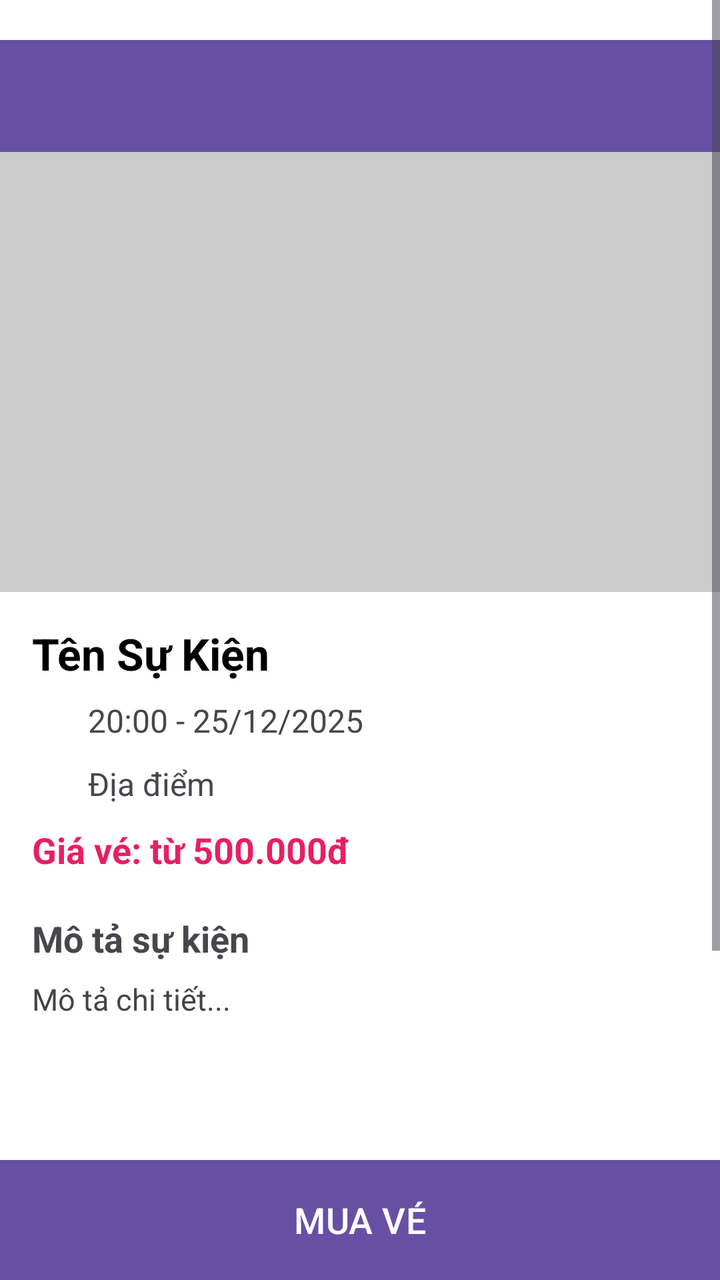
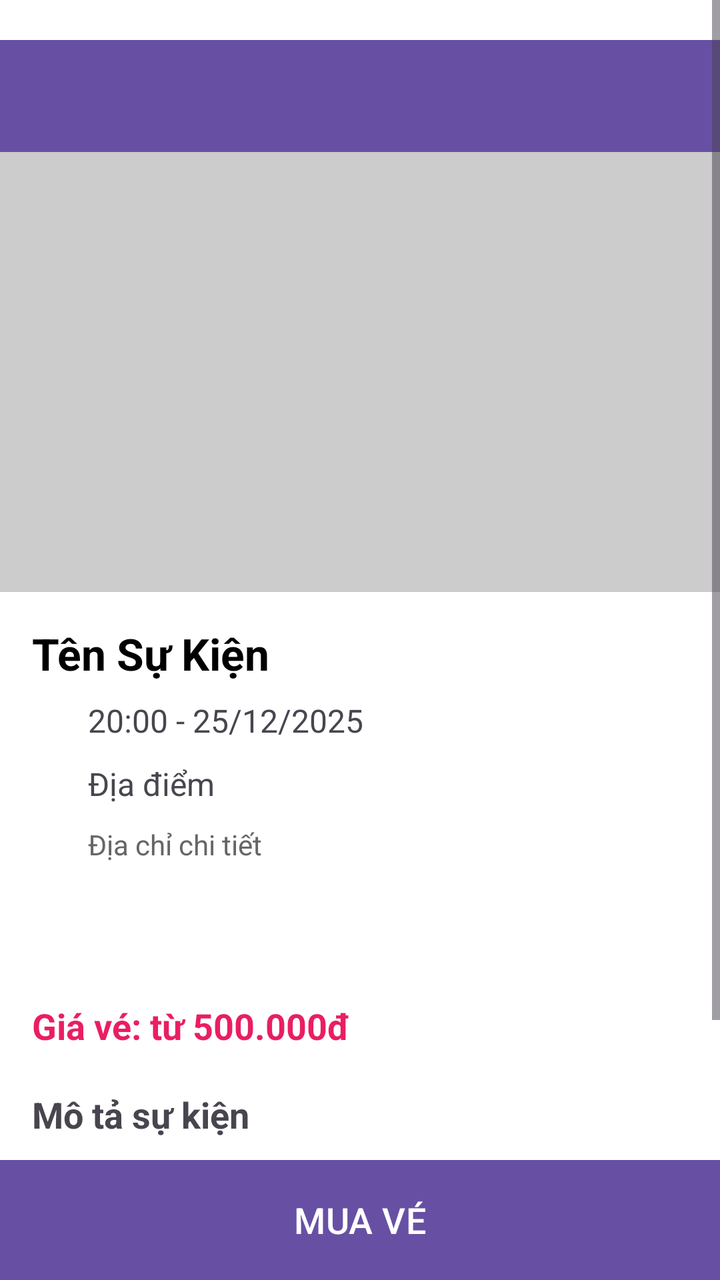

Two renders of the same Android screen: before a commit and after it. Below are the layout's source before the change and the commit's diff.
<!-- AndroidManifest.xml: application theme Theme.MobileApp -->
<!-- res/layout/activity_event_detail.xml -->
<?xml version="1.0" encoding="utf-8"?>
<RelativeLayout xmlns:android="http://schemas.android.com/apk/res/android"
    android:layout_width="match_parent"
    android:layout_height="match_parent"
    android:background="#FFFFFF">

    

    
    <ScrollView
        android:layout_width="match_parent"
        android:layout_height="match_parent"
        android:layout_above="@+id/btnBuy"
        android:layout_marginBottom="26dp">

        <LinearLayout
            android:layout_width="match_parent"
            android:layout_height="wrap_content"
            android:orientation="vertical">

            <androidx.appcompat.widget.Toolbar
                android:id="@+id/toolbar"
                android:layout_width="match_parent"
                android:layout_height="56dp"
                android:layout_marginTop="20dp"
                android:background="?attr/colorPrimary"
                android:elevation="4dp"
                android:theme="@style/ThemeOverlay.AppCompat.Dark.ActionBar" />

            
            <ImageView
                android:id="@+id/imgBanner"
                android:layout_width="match_parent"
                android:layout_height="220dp"
                android:background="#CCCCCC"
                android:scaleType="centerCrop" />

            
            <LinearLayout
                android:layout_width="match_parent"
                android:layout_height="wrap_content"
                android:orientation="vertical"
                android:padding="16dp">

                <TextView
                    android:id="@+id/tvEventTitle"
                    android:layout_width="wrap_content"
                    android:layout_height="wrap_content"
                    android:paddingBottom="8dp"
                    android:text="Tên Sự Kiện"
                    android:textColor="#000"
                    android:textSize="22sp"
                    android:textStyle="bold" />

                <LinearLayout
                    android:layout_width="match_parent"
                    android:layout_height="wrap_content"
                    android:orientation="horizontal"
                    android:paddingBottom="10dp">

                    <ImageView
                        android:layout_width="20dp"
                        android:layout_height="20dp"
                        android:src="@drawable/outline_calendar_today_24" />

                    <TextView
                        android:id="@+id/tvEventTime"
                        android:layout_width="wrap_content"
                        android:layout_height="wrap_content"
                        android:layout_marginStart="8dp"
                        android:text="20:00 - 25/12/2025"
                        android:textSize="16sp" />
                </LinearLayout>

                <LinearLayout
                    android:layout_width="match_parent"
                    android:layout_height="wrap_content"
                    android:orientation="horizontal"
                    android:paddingBottom="10dp">

                    <ImageView
                        android:layout_width="20dp"
                        android:layout_height="20dp"
                        android:src="@drawable/outline_location_on_24" />

                    <TextView
                        android:id="@+id/tvEventLocation"
                        android:layout_width="wrap_content"
                        android:layout_height="wrap_content"
                        android:layout_marginStart="8dp"
                        android:text="Địa điểm"
                        android:textSize="16sp" />
                </LinearLayout>

                <TextView
                    android:id="@+id/tvPrice"
                    android:layout_width="wrap_content"
                    android:layout_height="wrap_content"
                    android:paddingBottom="20dp"
                    android:text="Giá vé: từ 500.000đ"
                    android:textColor="#E91E63"
                    android:textSize="18sp"
                    android:textStyle="bold" />

                <TextView
                    android:id="@+id/tvDescriptionLabel"
                    android:layout_width="wrap_content"
                    android:layout_height="wrap_content"
                    android:paddingBottom="8dp"
                    android:text="Mô tả sự kiện"
                    android:textSize="18sp"
                    android:textStyle="bold" />

                <TextView
                    android:id="@+id/tvEventDescription"
                    android:layout_width="match_parent"
                    android:layout_height="wrap_content"
                    android:lineSpacingExtra="4dp"
                    android:text="Mô tả chi tiết..."
                    android:textColor="#444"
                    android:textSize="15sp" />

                <View
                    android:layout_width="match_parent"
                    android:layout_height="120dp" />

            </LinearLayout>
        </LinearLayout>
    </ScrollView>

    <Button
        android:id="@+id/btnBuy"
        android:layout_width="match_parent"
        android:layout_height="60dp"
        android:text="MUA VÉ"
        android:textSize="18sp"
        android:textColor="#FFFFFF"
        android:background="#FF5722"
        android:layout_alignParentBottom="true"
        android:fontFamily="sans-serif-medium"/>

</RelativeLayout>
<!-- resources referenced by this layout -->
<resources>
  <!-- drawable outline_calendar_today_24 (drawable) -->
  <vector xmlns:android="http://schemas.android.com/apk/res/android" android:height="30dp" android:tint="#FFFFFF" android:viewportHeight="960" android:viewportWidth="960" android:width="30dp">
        
      <path android:fillColor="@android:color/white" android:pathData="M200,880Q167,880 143.5,856.5Q120,833 120,800L120,240Q120,207 143.5,183.5Q167,160 200,160L240,160L240,80L320,80L320,160L640,160L640,80L720,80L720,160L760,160Q793,160 816.5,183.5Q840,207 840,240L840,800Q840,833 816.5,856.5Q793,880 760,880L200,880ZM200,800L760,800Q760,800 760,800Q760,800 760,800L760,400L200,400L200,800Q200,800 200,800Q200,800 200,800ZM200,320L760,320L760,240Q760,240 760,240Q760,240 760,240L200,240Q200,240 200,240Q200,240 200,240L200,320ZM200,320L200,240Q200,240 200,240Q200,240 200,240L200,240Q200,240 200,240Q200,240 200,240L200,320Z"/>
      
  </vector>
  <!-- drawable outline_location_on_24 (drawable) -->
  <vector xmlns:android="http://schemas.android.com/apk/res/android" android:height="30dp" android:tint="#FFFFFF" android:viewportHeight="960" android:viewportWidth="960" android:width="30dp">
        
      <path android:fillColor="@android:color/white" android:pathData="M480,480Q513,480 536.5,456.5Q560,433 560,400Q560,367 536.5,343.5Q513,320 480,320Q447,320 423.5,343.5Q400,367 400,400Q400,433 423.5,456.5Q447,480 480,480ZM480,774Q602,662 661,570.5Q720,479 720,408Q720,299 650.5,229.5Q581,160 480,160Q379,160 309.5,229.5Q240,299 240,408Q240,479 299,570.5Q358,662 480,774ZM480,880Q319,743 239.5,625.5Q160,508 160,408Q160,258 256.5,169Q353,80 480,80Q607,80 703.5,169Q800,258 800,408Q800,508 720.5,625.5Q641,743 480,880ZM480,400Q480,400 480,400Q480,400 480,400Q480,400 480,400Q480,400 480,400Q480,400 480,400Q480,400 480,400Q480,400 480,400Q480,400 480,400Z"/>
      
  </vector>
  <style name="Theme.MobileApp" parent="Base.Theme.MobileApp" />
  <style name="Base.Theme.MobileApp" parent="Theme.Material3.DayNight.NoActionBar">
          
          
      </style>
</resources>

<!-- the commit's change to res/layout/activity_event_detail.xml (unified diff, before → after) -->
@@ -9,9 +9,8 @@
     
     <ScrollView
         android:layout_width="match_parent"
-        android:layout_height="match_parent"
-        android:layout_above="@+id/btnBuy"
-        android:layout_marginBottom="26dp">
+        android:layout_height="match_parent">
+
 
         <LinearLayout
             android:layout_width="match_parent"
@@ -91,7 +90,46 @@
                         android:text="Địa điểm"
                         android:textSize="16sp" />
                 </LinearLayout>
+                <LinearLayout
+                    android:layout_width="match_parent"
+                    android:layout_height="wrap_content"
+                    android:orientation="horizontal"
+                    android:paddingBottom="10dp">
 
+                    <ImageView
+                        android:layout_width="20dp"
+                        android:layout_height="20dp"
+                        android:src="@drawable/outline_location_on_24" />
+
+                    <TextView
+                        android:id="@+id/tvEventAddress"
+                        android:layout_width="wrap_content"
+                        android:layout_height="wrap_content"
+                        android:layout_marginStart="8dp"
+                        android:text="Địa chỉ chi tiết"
+                        android:textSize="14sp"
+                        android:textColor="#666" />
+                </LinearLayout>
+
+                <TextView
+                    android:id="@+id/tvEventEndTime"
+                    android:layout_width="wrap_content"
+                    android:layout_height="wrap_content"
+                    android:layout_marginStart="28dp"
+                    android:paddingBottom="10dp"
+                    android:text=""
+                    android:textSize="14sp"
+                    android:textColor="#666" />
+
+                <TextView
+                    android:id="@+id/tvVideoUrl"
+                    android:layout_width="wrap_content"
+                    android:layout_height="wrap_content"
+                    android:paddingBottom="10dp"
+                    android:text=""
+                    android:textSize="14sp"
+                    android:textColor="#2196F3"
+                    android:autoLink="web" />
                 <TextView
                     android:id="@+id/tvPrice"
                     android:layout_width="wrap_content"
@@ -120,6 +158,19 @@
                     android:textColor="#444"
                     android:textSize="15sp" />
 
+                <TextView
+                    android:id="@+id/tvWeather"
+                    android:layout_width="wrap_content"
+                    android:layout_height="wrap_content"
+                    android:text="Thời tiết"
+                    android:textSize="16sp" />
+
+                <ImageView
+                    android:id="@+id/imgWeatherIcon"
+                    android:layout_width="48dp"
+                    android:layout_height="48dp" />
+
+
                 <View
                     android:layout_width="match_parent"
                     android:layout_height="120dp" />
